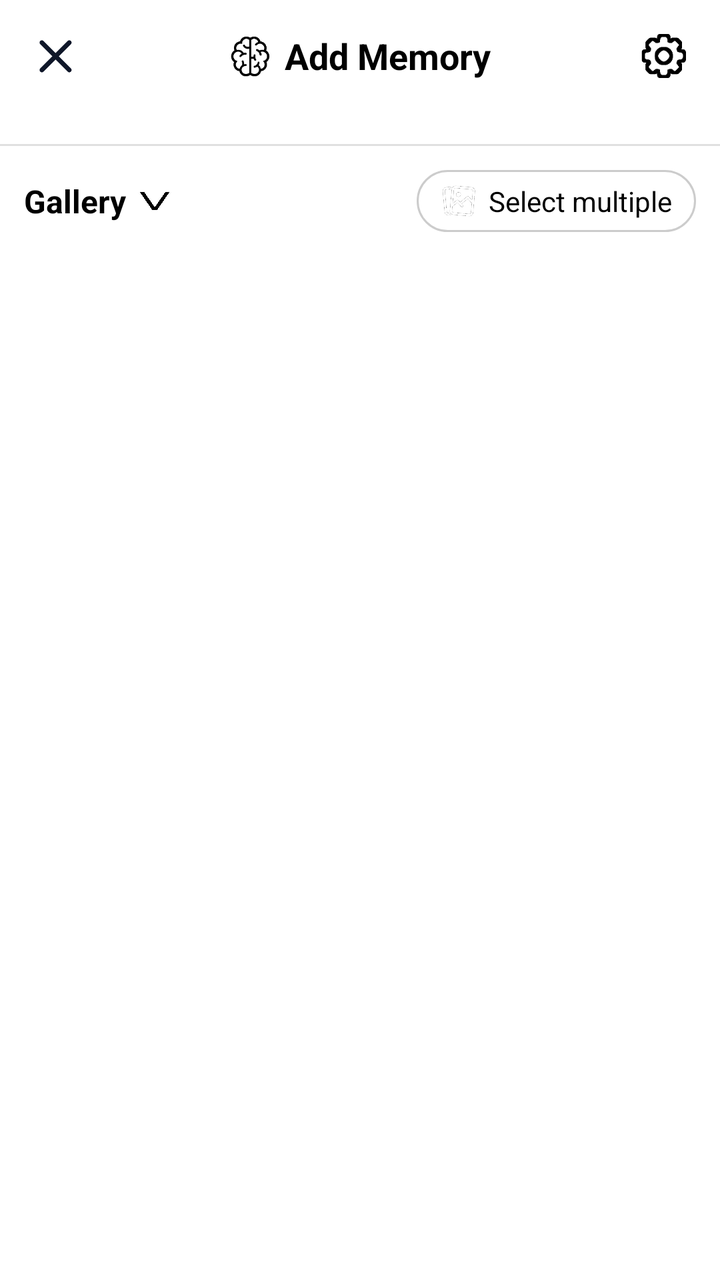
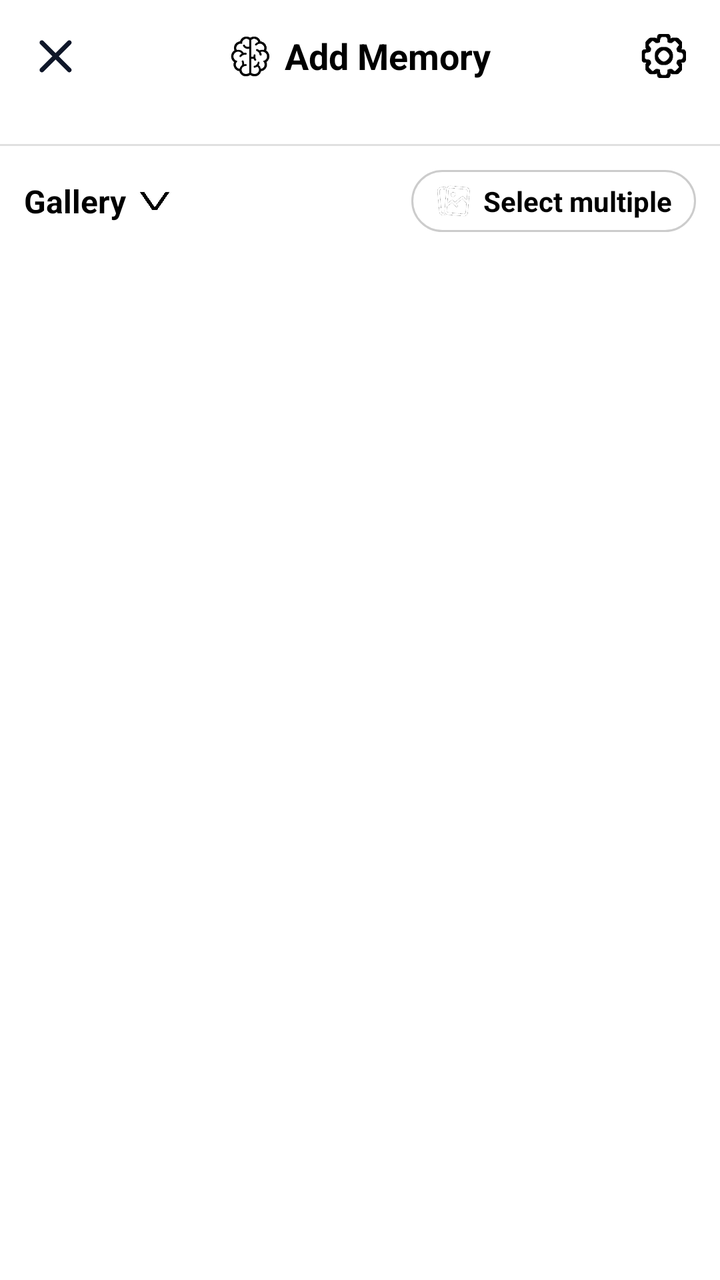

The first picture is an Android layout as it rendered before a commit; the second is the same layout after the commit. The layout source and the unified diff follow.
<!-- AndroidManifest.xml: application theme Theme.AppCompat.Light.NoActionBar -->
<!-- res/layout/layout_memory.xml -->
<?xml version="1.0" encoding="utf-8"?>
<LinearLayout xmlns:android="http://schemas.android.com/apk/res/android"
    android:layout_width="match_parent"
    android:layout_height="match_parent"
    android:orientation="vertical"
    android:background="@android:color/white">

    
    <FrameLayout
        android:layout_width="match_parent"
        android:layout_height="56dp"
        android:paddingHorizontal="16dp">

        <ImageView
            android:id="@+id/ivClose"
            android:layout_width="24dp"
            android:layout_height="24dp"
            android:layout_gravity="start|center_vertical"
            android:src="@drawable/ic_close"
            android:contentDescription="Close"/>

        <LinearLayout
            android:layout_width="wrap_content"
            android:layout_height="match_parent"
            android:layout_gravity="center"
            android:gravity="center_vertical"
            android:orientation="horizontal">
            <ImageView
                android:layout_width="22dp"
                android:layout_height="22dp"
                android:layout_marginEnd="6dp"
                android:src="@drawable/memory"
                android:contentDescription="Memory"/>
            <TextView
                android:layout_width="wrap_content"
                android:layout_height="wrap_content"
                android:text="Add Memory"
                android:textSize="18sp"
                android:textStyle="bold"
                android:textColor="@android:color/black"/>
        </LinearLayout>

        <ImageView
            android:id="@+id/ivSetting"
            android:layout_width="24dp"
            android:layout_height="24dp"
            android:layout_gravity="end|center_vertical"
            android:src="@drawable/ic_tm_manage"
            android:contentDescription="Setting"/>
    </FrameLayout>

    
    <LinearLayout
        android:id="@+id/optBar"
        android:layout_width="match_parent"
        android:layout_height="wrap_content"
        android:orientation="horizontal"
        android:padding="8dp"/>

    <View
        android:layout_width="match_parent"
        android:layout_height="1dp"
        android:background="#E0E0E0"/>

    
    <LinearLayout
        android:layout_width="match_parent"
        android:layout_height="wrap_content"
        android:gravity="center_vertical"
        android:orientation="horizontal"
        android:padding="12dp">

        <LinearLayout
            android:id="@+id/layoutGalleryDropdown"
            android:layout_width="0dp"
            android:layout_height="wrap_content"
            android:layout_weight="1"
            android:gravity="center_vertical"
            android:orientation="horizontal"
            android:background="?attr/selectableItemBackground"
            android:clickable="true"
            android:focusable="true">
            <TextView
                android:id="@+id/tvGalleryFolder"
                android:layout_width="wrap_content"
                android:layout_height="wrap_content"
                android:maxWidth="200dp"
                android:singleLine="true"
                android:ellipsize="end"
                android:text="Gallery"
                android:textSize="16sp"
                android:textStyle="bold"
                android:textColor="@android:color/black"/>
            <ImageView
                android:layout_width="16dp"
                android:layout_height="16dp"
                android:layout_marginStart="6dp"
                android:src="@drawable/ic_arrow_down"
                android:contentDescription="Folders"/>
        </LinearLayout>

        <LinearLayout
            android:id="@+id/btnSelectMultiple"
            android:layout_width="wrap_content"
            android:layout_height="wrap_content"
            android:gravity="center_vertical"
            android:orientation="horizontal"
            android:paddingHorizontal="12dp"
            android:paddingVertical="6dp"
            android:background="@drawable/bg_rounded_border"
            android:clickable="true"
            android:focusable="true">
            <ImageView
                android:layout_width="18dp"
                android:layout_height="18dp"
                android:layout_marginEnd="6dp"
                android:src="@drawable/cam_gallery"
                android:contentDescription="Select multiple"/>
            <TextView
                android:id="@+id/tvSelectMultiple"
                android:layout_width="wrap_content"
                android:layout_height="wrap_content"
                android:text="Select multiple"
                android:textSize="14sp"
                android:textColor="@android:color/black"/>
        </LinearLayout>
    </LinearLayout>

    <androidx.recyclerview.widget.RecyclerView
        android:id="@+id/rvGallery"
        android:layout_width="match_parent"
        android:layout_height="match_parent"/>
</LinearLayout>
<!-- resources referenced by this layout -->
<resources>
  <!-- drawable bg_rounded_border (drawable) -->
  <?xml version="1.0" encoding="utf-8"?>
  <shape xmlns:android="http://schemas.android.com/apk/res/android"
      android:shape="rectangle">
      <corners android:radius="20dp"/>
      <stroke android:width="1dp" android:color="#CCCCCC"/>
      <solid android:color="@android:color/transparent"/>
  </shape>
  <!-- drawable cam_gallery: png bitmap (drawable, 14801 bytes) -->
  <!-- drawable ic_arrow_down: png bitmap (drawable, 3062 bytes) -->
  <!-- drawable ic_close: png bitmap (drawable, 4122 bytes) -->
  <!-- drawable ic_tm_manage: png bitmap (drawable, 1977 bytes) -->
  <!-- drawable memory: png bitmap (drawable, 5364 bytes) -->
</resources>

<!-- the commit's change to res/layout/layout_memory.xml (unified diff, before → after) -->
@@ -122,6 +122,7 @@
                 android:layout_height="wrap_content"
                 android:text="Select multiple"
                 android:textSize="14sp"
+                android:textStyle="bold"
                 android:textColor="@android:color/black"/>
         </LinearLayout>
     </LinearLayout>
@@ -129,5 +130,42 @@
     <androidx.recyclerview.widget.RecyclerView
         android:id="@+id/rvGallery"
         android:layout_width="match_parent"
-        android:layout_height="match_parent"/>
+        android:layout_height="0dp"
+        android:layout_weight="1"/>
+
+    
+    <LinearLayout
+        android:id="@+id/selBar"
+        android:layout_width="match_parent"
+        android:layout_height="wrap_content"
+        android:gravity="center_vertical"
+        android:orientation="horizontal"
+        android:padding="12dp"
+        android:elevation="8dp"
+        android:background="@android:color/white"
+        android:visibility="gone">
+        <HorizontalScrollView
+            android:id="@+id/selScroll"
+            android:layout_width="0dp"
+            android:layout_height="wrap_content"
+            android:layout_weight="1"
+            android:scrollbars="none">
+            <LinearLayout
+                android:id="@+id/selList"
+                android:layout_width="wrap_content"
+                android:layout_height="wrap_content"
+                android:orientation="horizontal"/>
+        </HorizontalScrollView>
+        <TextView
+            android:id="@+id/btnNext"
+            android:layout_width="wrap_content"
+            android:layout_height="wrap_content"
+            android:layout_marginStart="12dp"
+            android:paddingHorizontal="32dp"
+            android:paddingVertical="12dp"
+            android:text="Next"
+            android:textSize="16sp"
+            android:textStyle="bold"
+            android:textColor="@android:color/white"/>
+    </LinearLayout>
 </LinearLayout>
